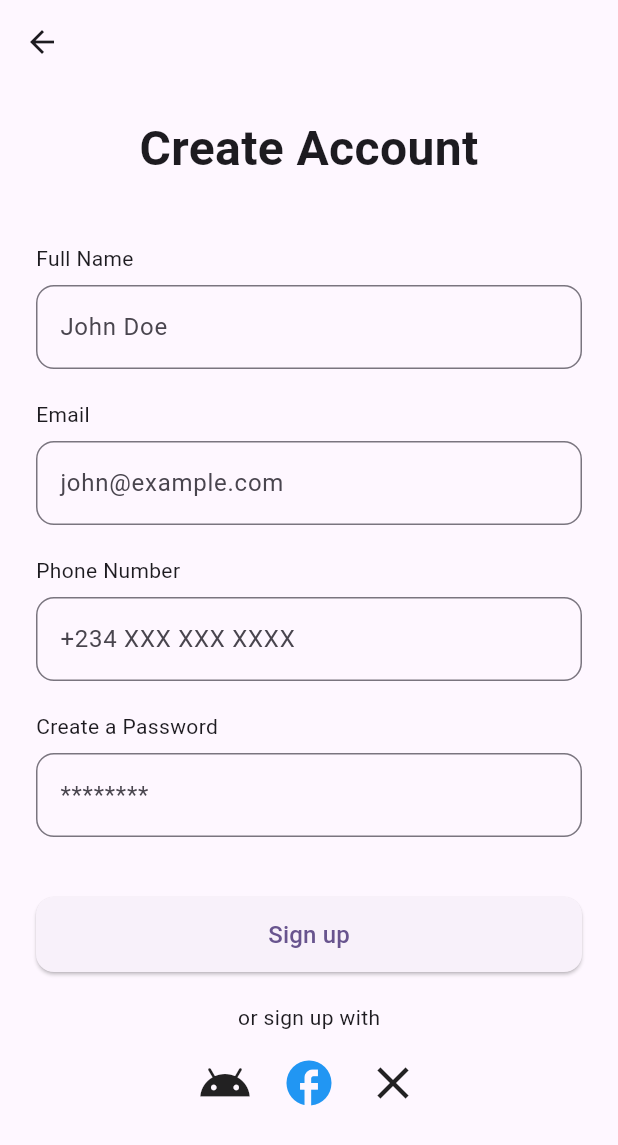
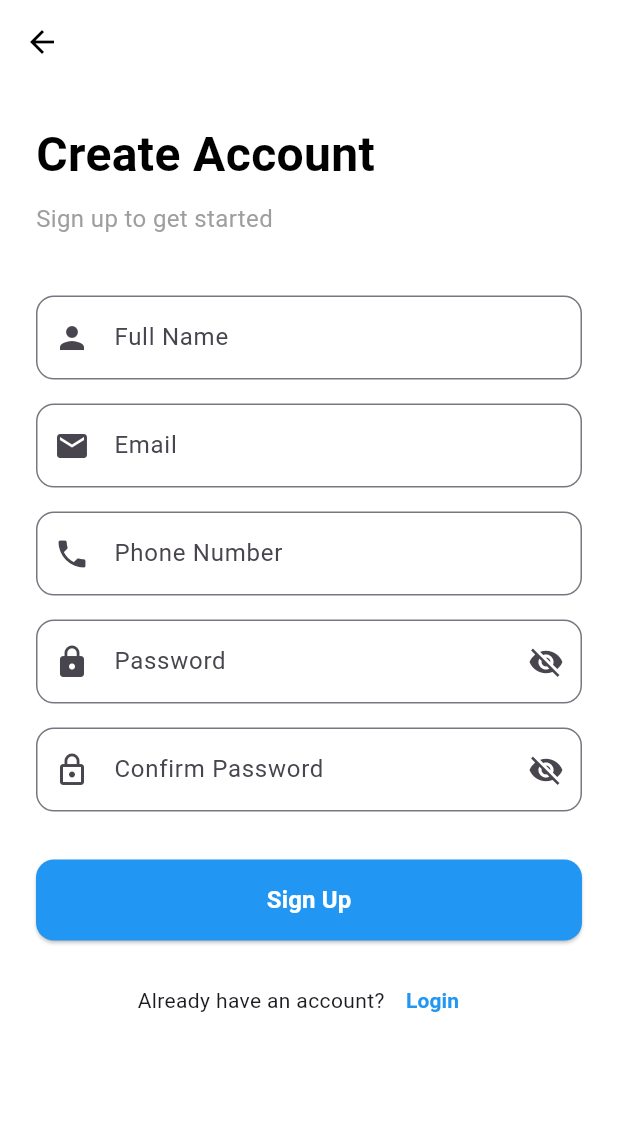
Before and after one commit to Jerronce/RadarApp, a Flutter app: the SignUpPage screen opened directly, on a phone screen of 412 x 824 dp. Shown: the top 1145 px of the screen. Run offline on Flutter 3.47's test engine with Material 3 defaults, Android fonts, the phone set to English and light mode, and no system bars; our stand-ins replace cloud_firestore, firebase_auth, firebase_core; accounts and stored records are empty; statements that could not run were skipped.

Commit message:
Refactor signup_page.dart with live Firebase authentication and Firestore integration

```diff
--- a/lib/signup_page.dart
+++ b/lib/signup_page.dart
@@ -1,47 +1,41 @@
-// New file: signup_page.dart
 import 'package:flutter/material.dart';
 import 'package:firebase_auth/firebase_auth.dart';
-import 'package:cloud_firestore/cloud_firestore.dart';
-import 'package:radarflutter/main_page.dart';
+import 'services/firestore_service.dart';
+import 'main_page.dart';
 
 class SignUpPage extends StatefulWidget {
-  const SignUpPage({super.key});
+  const SignUpPage({Key? key}) : super(key: key);
 
   @override
   State<SignUpPage> createState() => _SignUpPageState();
 }
 
 class _SignUpPageState extends State<SignUpPage> {
-  // Controllers for text fields
-  final _nameController = TextEditingController();
+  final _formKey = GlobalKey<FormState>();
+  final _firestoreService = FirestoreService();
+
+  final _fullNameController = TextEditingController();
   final _emailController = TextEditingController();
   final _phoneController = TextEditingController();
   final _passwordController = TextEditingController();
-
-  // Firebase instances
-  final FirebaseAuth _auth = FirebaseAuth.instance;
-  final FirebaseFirestore _firestore = FirebaseFirestore.instance;
+  final _confirmPasswordController = TextEditingController();
 
   bool _isLoading = false;
+  bool _obscurePassword = true;
+  bool _obscureConfirmPassword = true;
 
   @override
   void dispose() {
-    _nameController.dispose();
+    _fullNameController.dispose();
     _emailController.dispose();
     _phoneController.dispose();
     _passwordController.dispose();
+    _confirmPasswordController.dispose();
     super.dispose();
   }
 
-  // Sign up method with Firebase Authentication and Firestore
-  Future<void> _signUp() async {
-    if (_nameController.text.isEmpty ||
-        _emailController.text.isEmpty ||
-        _phoneController.text.isEmpty ||
-        _passwordController.text.isEmpty) {
-      ScaffoldMessenger.of(context).showSnackBar(
-        const SnackBar(content: Text('Please fill all fields')),
-      );
+  Future<void> _handleSignUp() async {
+    if (!_formKey.currentState!.validate()) {
       return;
     }
 
@@ -50,50 +44,60 @@ class _SignUpPageState extends State<SignUpPage> {
     });
 
     try {
-      // Create user with email and password
-      UserCredential userCredential = await _auth.createUserWithEmailAndPassword(
+      // Register user with Firebase
+      await _firestoreService.signUp(
         email: _emailController.text.trim(),
-        password: _passwordController.text.trim(),
+        password: _passwordController.text,
+        fullName: _fullNameController.text.trim(),
+        phoneNumber: _phoneController.text.trim(),
       );
 
-      // Store user info in Firestore
-      await _firestore.collection('users').doc(userCredential.user!.uid).set({
-        'name': _nameController.text.trim(),
-        'email': _emailController.text.trim(),
-        'phone': _phoneController.text.trim(),
-        'createdAt': FieldValue.serverTimestamp(),
-        'uid': userCredential.user!.uid,
-      });
+      if (!mounted) return;
 
-      if (mounted) {
-        Navigator.of(context).pushAndRemoveUntil(
-          MaterialPageRoute(
-            builder: (context) => MainPage(name: _nameController.text),
+      // Show success message
+      ScaffoldMessenger.of(context).showSnackBar(
+        const SnackBar(
+          content: Text('Account created successfully!'),
+          backgroundColor: Colors.green,
         ),
-          (Route<dynamic> route) => false,
       );
-      }
+
+      // Navigate to main page
+      Navigator.pushReplacement(
+        context,
+        MaterialPageRoute(builder: (context) => const MainPage()),
+      );
     } on FirebaseAuthException catch (e) {
-      String message = 'An error occurred';
-      if (e.code == 'weak-password') {
+      String message;
+      switch (e.code) {
+        case 'weak-password':
           message = 'The password provided is too weak.';
-      } else if (e.code == 'email-already-in-use') {
-        message = 'The account already exists for that email.';
-      } else if (e.code == 'invalid-email') {
-        message = 'The email address is not valid.';
+          break;
+        case 'email-already-in-use':
+          message = 'An account already exists for this email.';
+          break;
+        case 'invalid-email':
+          message = 'Invalid email address.';
+          break;
+        default:
+          message = 'Registration failed: ${e.message}';
       }
 
-      if (mounted) {
+      if (!mounted) return;
       ScaffoldMessenger.of(context).showSnackBar(
-          SnackBar(content: Text(message)),
+        SnackBar(
+          content: Text(message),
+          backgroundColor: Colors.red,
+        ),
       );
-      }
     } catch (e) {
-      if (mounted) {
+      if (!mounted) return;
       ScaffoldMessenger.of(context).showSnackBar(
-          SnackBar(content: Text('Error: ${e.toString()}')),
+        SnackBar(
+          content: Text('Error: $e'),
+          backgroundColor: Colors.red,
+        ),
       );
-      }
     } finally {
       if (mounted) {
         setState(() {
@@ -106,118 +110,222 @@ class _SignUpPageState extends State<SignUpPage> {
   @override
   Widget build(BuildContext context) {
     return Scaffold(
+      backgroundColor: Colors.white,
       appBar: AppBar(
         backgroundColor: Colors.transparent,
         elevation: 0,
+        leading: IconButton(
+          icon: const Icon(Icons.arrow_back, color: Colors.black),
+          onPressed: () => Navigator.pop(context),
         ),
-      body: SingleChildScrollView(
-        child: Padding(
-          padding: const EdgeInsets.symmetric(horizontal: 24.0),
+      ),
+      body: SafeArea(
+        child: SingleChildScrollView(
+          padding: const EdgeInsets.all(24.0),
+          child: Form(
+            key: _formKey,
             child: Column(
-            mainAxisAlignment: MainAxisAlignment.center,
-            crossAxisAlignment: CrossAxisAlignment.stretch,
+              crossAxisAlignment: CrossAxisAlignment.start,
               children: [
-              const SizedBox(height: 20),
-
-              // Title
                 const Text(
                   'Create Account',
-                style: TextStyle(fontSize: 32, fontWeight: FontWeight.bold),
-                textAlign: TextAlign.center,
-              ),
-              const SizedBox(height: 40),
-
-              // Name field
-              const Text('Full Name'),
-              const SizedBox(height: 8),
-              TextField(
-                controller: _nameController,
-                decoration: const InputDecoration(
-                  hintText: 'John Doe',
-                  border: OutlineInputBorder(
-                    borderRadius: BorderRadius.all(Radius.circular(12.0)),
+                  style: TextStyle(
+                    fontSize: 32,
+                    fontWeight: FontWeight.bold,
+                    color: Colors.black,
                   ),
                 ),
-              ),
-              const SizedBox(height: 20),
-
-              // Email field
-              const Text('Email'),
                 const SizedBox(height: 8),
-              TextField(
-                controller: _emailController,
-                keyboardType: TextInputType.emailAddress,
-                decoration: const InputDecoration(
-                  hintText: 'john@example.com',
-                  border: OutlineInputBorder(
-                    borderRadius: BorderRadius.all(Radius.circular(12.0)),
-                  ),
-                ),
-              ),
-              const SizedBox(height: 20),
-
-              // Phone field
-              const Text('Phone Number'),
-              const SizedBox(height: 8),
-              TextField(
-                controller: _phoneController,
-                keyboardType: TextInputType.phone,
-                decoration: const InputDecoration(
-                  hintText: '+234 XXX XXX XXXX',
-                  border: OutlineInputBorder(
-                    borderRadius: BorderRadius.all(Radius.circular(12.0)),
-                  ),
-                ),
-              ),
-              const SizedBox(height: 20),
-
-              // Password field
-              const Text('Create a Password'),
-              const SizedBox(height: 8),
-              TextField(
-                controller: _passwordController,
-                obscureText: true,
-                decoration: const InputDecoration(
-                  hintText: '********',
-                  border: OutlineInputBorder(
-                    borderRadius: BorderRadius.all(Radius.circular(12.0)),
-                  ),
+                const Text(
+                  'Sign up to get started',
+                  style: TextStyle(
+                    fontSize: 16,
+                    color: Colors.grey,
                   ),
                 ),
                 const SizedBox(height: 40),
 
-              // Sign up button
-              ElevatedButton(
-                style: ElevatedButton.styleFrom(
-                  minimumSize: const Size(double.infinity, 50),
-                  shape: RoundedRectangleBorder(
-                    borderRadius: BorderRadius.circular(12.0),
+                // Full Name Field
+                TextFormField(
+                  controller: _fullNameController,
+                  decoration: InputDecoration(
+                    labelText: 'Full Name',
+                    hintText: 'Enter your full name',
+                    border: OutlineInputBorder(
+                      borderRadius: BorderRadius.circular(12),
+                    ),
+                    prefixIcon: const Icon(Icons.person),
+                  ),
+                  validator: (value) {
+                    if (value == null || value.trim().isEmpty) {
+                      return 'Please enter your full name';
+                    }
+                    return null;
+                  },
+                ),
+                const SizedBox(height: 16),
+
+                // Email Field
+                TextFormField(
+                  controller: _emailController,
+                  keyboardType: TextInputType.emailAddress,
+                  decoration: InputDecoration(
+                    labelText: 'Email',
+                    hintText: 'Enter your email',
+                    border: OutlineInputBorder(
+                      borderRadius: BorderRadius.circular(12),
+                    ),
+                    prefixIcon: const Icon(Icons.email),
+                  ),
+                  validator: (value) {
+                    if (value == null || value.trim().isEmpty) {
+                      return 'Please enter your email';
+                    }
+                    if (!value.contains('@')) {
+                      return 'Please enter a valid email';
+                    }
+                    return null;
+                  },
+                ),
+                const SizedBox(height: 16),
+
+                // Phone Number Field
+                TextFormField(
+                  controller: _phoneController,
+                  keyboardType: TextInputType.phone,
+                  decoration: InputDecoration(
+                    labelText: 'Phone Number',
+                    hintText: 'Enter your phone number',
+                    border: OutlineInputBorder(
+                      borderRadius: BorderRadius.circular(12),
+                    ),
+                    prefixIcon: const Icon(Icons.phone),
+                  ),
+                  validator: (value) {
+                    if (value == null || value.trim().isEmpty) {
+                      return 'Please enter your phone number';
+                    }
+                    return null;
+                  },
+                ),
+                const SizedBox(height: 16),
+
+                // Password Field
+                TextFormField(
+                  controller: _passwordController,
+                  obscureText: _obscurePassword,
+                  decoration: InputDecoration(
+                    labelText: 'Password',
+                    hintText: 'Enter your password',
+                    border: OutlineInputBorder(
+                      borderRadius: BorderRadius.circular(12),
+                    ),
+                    prefixIcon: const Icon(Icons.lock),
+                    suffixIcon: IconButton(
+                      icon: Icon(
+                        _obscurePassword ? Icons.visibility_off : Icons.visibility,
+                      ),
+                      onPressed: () {
+                        setState(() {
+                          _obscurePassword = !_obscurePassword;
+                        });
+                      },
                     ),
                   ),
-                onPressed: _isLoading ? null : _signUp,
+                  validator: (value) {
+                    if (value == null || value.isEmpty) {
+                      return 'Please enter a password';
+                    }
+                    if (value.length < 6) {
+                      return 'Password must be at least 6 characters';
+                    }
+                    return null;
+                  },
+                ),
+                const SizedBox(height: 16),
+
+                // Confirm Password Field
+                TextFormField(
+                  controller: _confirmPasswordController,
+                  obscureText: _obscureConfirmPassword,
+                  decoration: InputDecoration(
+                    labelText: 'Confirm Password',
+                    hintText: 'Re-enter your password',
+                    border: OutlineInputBorder(
+                      borderRadius: BorderRadius.circular(12),
+                    ),
+                    prefixIcon: const Icon(Icons.lock_outline),
+                    suffixIcon: IconButton(
+                      icon: Icon(
+                        _obscureConfirmPassword ? Icons.visibility_off : Icons.visibility,
+                      ),
+                      onPressed: () {
+                        setState(() {
+                          _obscureConfirmPassword = !_obscureConfirmPassword;
+                        });
+                      },
+                    ),
+                  ),
+                  validator: (value) {
+                    if (value == null || value.isEmpty) {
+                      return 'Please confirm your password';
+                    }
+                    if (value != _passwordController.text) {
+                      return 'Passwords do not match';
+                    }
+                    return null;
+                  },
+                ),
+                const SizedBox(height: 32),
+
+                // Sign Up Button
+                SizedBox(
+                  width: double.infinity,
+                  height: 54,
+                  child: ElevatedButton(
+                    onPressed: _isLoading ? null : _handleSignUp,
+                    style: ElevatedButton.styleFrom(
+                      backgroundColor: Colors.blue,
+                      shape: RoundedRectangleBorder(
+                        borderRadius: BorderRadius.circular(12),
+                      ),
+                    ),
                     child: _isLoading
                         ? const CircularProgressIndicator(color: Colors.white)
-                    : const Text('Sign up', style: TextStyle(fontSize: 16)),
+                        : const Text(
+                            'Sign Up',
+                            style: TextStyle(
+                              fontSize: 16,
+                              fontWeight: FontWeight.bold,
+                              color: Colors.white,
                             ),
-              const SizedBox(height: 20),
+                          ),
+                  ),
+                ),
+                const SizedBox(height: 16),
 
-              // Social icons
-              const Center(child: Text('or sign up with')),
-              const SizedBox(height: 16),
-              const Row(
+                // Login Link
+                Row(
                   mainAxisAlignment: MainAxisAlignment.center,
                   children: [
-                  Icon(Icons.android, size: 36),
-                  SizedBox(width: 20),
-                  Icon(Icons.facebook, size: 36, color: Colors.blue),
-                  SizedBox(width: 20),
-                  Icon(Icons.close, size: 36),
+                    const Text('Already have an account?'),
+                    TextButton(
+                      onPressed: () => Navigator.pop(context),
+                      child: const Text(
+                        'Login',
+                        style: TextStyle(
+                          fontWeight: FontWeight.bold,
+                          color: Colors.blue,
+                        ),
+                      ),
+                    ),
                   ],
                 ),
               ],
             ),
           ),
         ),
+      ),
     );
   }
 }
```
Lines whose indentation alone changed are shown as unchanged.
